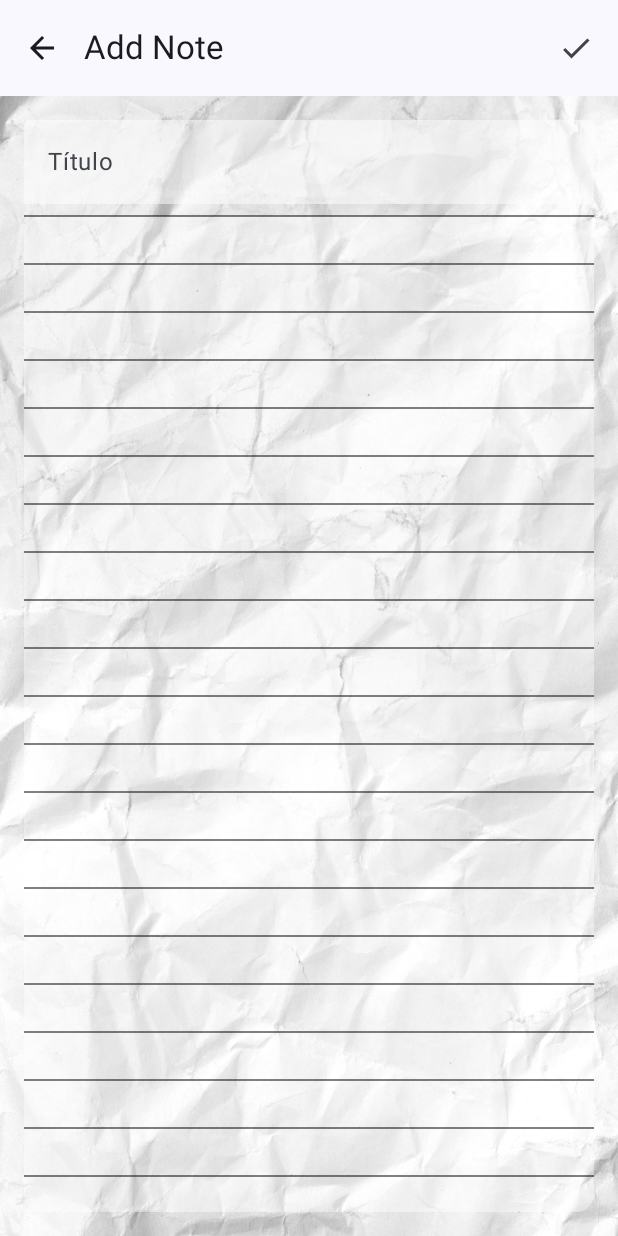
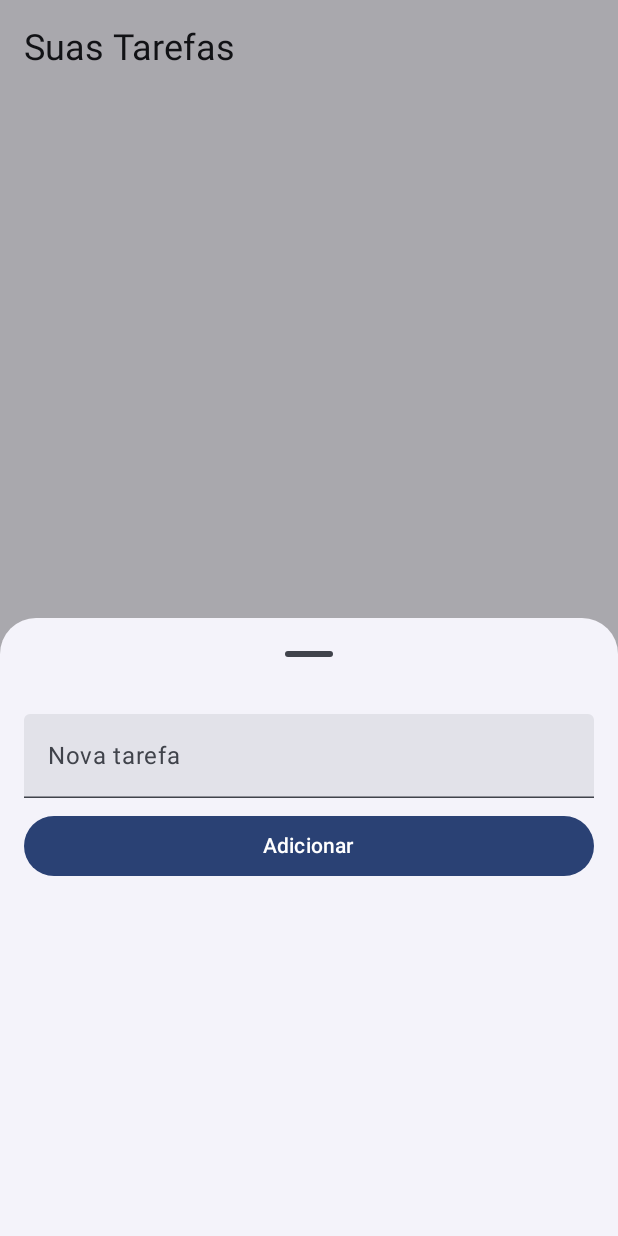
Before and after one commit to Kamilly-code/Clouddy, an Android app built with Jetpack Compose: the screen it shows after launch (MainActivity), after a tap on "Botón de acción flotante de nube", on a phone screen of 412 x 824 dp. Run offline under Robolectric (Android 15) with nearby library versions, the phone set to English and light mode, and no system bars; our stand-ins replace Dagger/Hilt's generated code, Room's generated code, livedata-compose; Roboto replaces fonts that are not available here.

Commit message:
ToDo: Inyectando dependencias en los screen's del toDO

```diff
--- a/app/src/main/java/com/clouddy/application/core/utils/constants.kt
+++ b/app/src/main/java/com/clouddy/application/core/utils/constants.kt
@@ -1,3 +1,4 @@
 package com.clouddy.application.core.utils
 
 const val DATABASE_NOTE = "note_database"
+const val DATABASE_TASK = "task_database"
--- /dev/null
+++ b/app/src/main/java/com/clouddy/application/data/local/dao/TaskDao.kt
@@ -0,0 +1,25 @@
+package com.clouddy.application.data.local.dao
+
+
+import androidx.room.Dao
+import androidx.room.Delete
+import androidx.room.Insert
+import androidx.room.OnConflictStrategy
+import androidx.room.Query
+import com.clouddy.application.data.local.entity.Task
+import kotlinx.coroutines.flow.Flow
+
+
+@Dao
+interface TaskDao {
+
+    @Insert(onConflict = OnConflictStrategy.Companion.REPLACE)
+    suspend fun insert(task: Task)
+
+    @Delete
+    suspend fun delete(task: Task)
+
+    @Query("SELECT * FROM task_table")
+    fun getAllTasks(): Flow<List<Task>>
+
+}
--- /dev/null
+++ b/app/src/main/java/com/clouddy/application/data/local/db/TaskDatabase.kt
@@ -0,0 +1,11 @@
+package com.clouddy.application.data.local.db
+
+import androidx.room.Database
+import androidx.room.RoomDatabase
+import com.clouddy.application.data.local.dao.TaskDao
+import com.clouddy.application.data.local.entity.Task
+
+@Database(entities = [Task::class], version = 1, exportSchema = false)
+abstract class TaskDatabase : RoomDatabase() {
+    abstract fun taskDao(): TaskDao
+}
--- /dev/null
+++ b/app/src/main/java/com/clouddy/application/data/local/entity/Task.kt
@@ -0,0 +1,11 @@
+package com.clouddy.application.data.local.entity
+
+import androidx.room.ColumnInfo
+import androidx.room.Entity
+import androidx.room.PrimaryKey
+
+@Entity(tableName = "task_table")
+data class Task(
+    @PrimaryKey(autoGenerate = true) val id: Int = 0,
+    @ColumnInfo(name = "task") val task: String
+)
--- /dev/null
+++ b/app/src/main/java/com/clouddy/application/data/local/repository/TaskRepository.kt
@@ -0,0 +1,13 @@
+package com.clouddy.application.data.local.repository
+
+import com.clouddy.application.data.local.dao.TaskDao
+import com.clouddy.application.data.local.entity.Task
+import javax.inject.Inject
+
+class TaskRepository @Inject constructor(private val dao: TaskDao) {
+    val tasks = dao.getAllTasks()
+
+    suspend fun insert(task: Task) = dao.insert(task)
+    suspend fun delete(task: Task) = dao.delete(task)
+
+}
--- /dev/null
+++ b/app/src/main/java/com/clouddy/application/di/DbModuleTask.kt
@@ -0,0 +1,33 @@
+package com.clouddy.application.di
+
+import android.content.Context
+import androidx.room.Room
+import com.clouddy.application.core.utils.DATABASE_TASK
+import com.clouddy.application.data.local.dao.TaskDao
+import com.clouddy.application.data.local.db.TaskDatabase
+import dagger.Module
+import dagger.Provides
+import dagger.hilt.InstallIn
+import dagger.hilt.android.qualifiers.ApplicationContext
+import dagger.hilt.components.SingletonComponent
+import javax.inject.Singleton
+import kotlin.jvm.java
+
+@Module
+@InstallIn(SingletonComponent::class)
+object DbModuleTask {
+
+    @Provides
+    @Singleton
+    fun provideDatabaseTask(@ApplicationContext context : Context): TaskDatabase {
+        return Room.databaseBuilder(
+            context,
+            TaskDatabase::class.java,
+            DATABASE_TASK
+        ).build()
+    }
+
+    @Provides
+    fun provideDaoTask(database: TaskDatabase) : TaskDao = database.taskDao()
+
+}
--- a/app/src/main/java/com/clouddy/application/ui/MainActivity.kt
+++ b/app/src/main/java/com/clouddy/application/ui/MainActivity.kt
@@ -4,7 +4,7 @@ import android.os.Bundle
 import androidx.activity.ComponentActivity
 import androidx.activity.compose.setContent
 import androidx.activity.enableEdgeToEdge
-import com.clouddy.application.ui.screen.notes.NotesApp
+import com.clouddy.application.ui.screen.toDo.screen.TaskScreen
 import com.example.clouddy.ui.theme.ClouddyTheme
 import dagger.hilt.android.AndroidEntryPoint
 
@@ -15,7 +15,8 @@ class MainActivity : ComponentActivity() {
         enableEdgeToEdge()
         setContent {
             ClouddyTheme {
-                NotesApp()
+               // NotesApp()
+                TaskScreen()
             }
         }
     }
--- /dev/null
+++ b/app/src/main/java/com/clouddy/application/ui/screen/toDo/screen/TaskScreen.kt
@@ -0,0 +1,163 @@
+package com.clouddy.application.ui.screen.toDo.screen
+
+import androidx.compose.foundation.layout.Arrangement
+import androidx.compose.foundation.layout.Box
+import androidx.compose.foundation.layout.Column
+import androidx.compose.foundation.layout.Row
+import androidx.compose.foundation.layout.Spacer
+import androidx.compose.foundation.layout.fillMaxHeight
+import androidx.compose.foundation.layout.fillMaxSize
+import androidx.compose.foundation.layout.fillMaxWidth
+import androidx.compose.foundation.layout.height
+import androidx.compose.foundation.layout.padding
+import androidx.compose.foundation.lazy.LazyColumn
+import androidx.compose.foundation.lazy.items
+import androidx.compose.foundation.shape.RoundedCornerShape
+import androidx.compose.material.icons.Icons
+import androidx.compose.material.icons.filled.Delete
+import androidx.compose.material3.Button
+import androidx.compose.material3.Card
+import androidx.compose.material3.CardDefaults
+import androidx.compose.material3.ExperimentalMaterial3Api
+import androidx.compose.material3.Icon
+import androidx.compose.material3.IconButton
+import androidx.compose.material3.MaterialTheme
+import androidx.compose.material3.ModalBottomSheet
+import androidx.compose.material3.Scaffold
+import androidx.compose.material3.Text
+import androidx.compose.material3.TextField
+import androidx.compose.material3.rememberModalBottomSheetState
+import androidx.compose.runtime.Composable
+import androidx.compose.runtime.getValue
+import androidx.compose.runtime.livedata.observeAsState
+import androidx.compose.runtime.mutableStateOf
+import androidx.compose.runtime.remember
+import androidx.compose.runtime.setValue
+import androidx.compose.ui.Alignment
+import androidx.compose.ui.Modifier
+import androidx.compose.ui.unit.dp
+import androidx.hilt.navigation.compose.hiltViewModel
+import com.clouddy.application.ui.screen.notes.components.CloudFABImage
+import com.clouddy.application.ui.screen.toDo.viewModel.TaskViewModel
+import com.example.clouddy.ui.theme.ClouddyTheme
+
+@OptIn(ExperimentalMaterial3Api::class)
+@Composable
+fun TaskScreen(){
+    val viewModel: TaskViewModel = hiltViewModel()
+    val tasks by viewModel.tasks.observeAsState(emptyList())
+
+    var showAddTaskSheet by remember { mutableStateOf(false) }
+    var newTaskText by remember { mutableStateOf("") }
+
+    val sheetState = rememberModalBottomSheetState(skipPartiallyExpanded = false)
+
+    ClouddyTheme {
+        Scaffold(
+            content = { paddingValues ->
+                Box(modifier = Modifier.fillMaxSize()) {
+                    Column(
+                        modifier = Modifier
+                            .fillMaxSize()
+                            .padding(paddingValues)
+                            .padding(16.dp)
+                    ) {
+
+                        Text(
+                            text = "Suas Tarefas",
+                            style = MaterialTheme.typography.headlineSmall,
+                            modifier = Modifier.padding(bottom = 16.dp)
+                        )
+
+                        LazyColumn {
+                            items(tasks, key = { it.id }) { task ->
+                                Card(
+                                    modifier = Modifier
+                                        .fillMaxWidth()
+                                        .padding(vertical = 4.dp),
+                                    shape = RoundedCornerShape(16.dp),
+                                    elevation = CardDefaults.cardElevation(4.dp),
+                                    colors = CardDefaults.cardColors(
+                                        containerColor = MaterialTheme.colorScheme.surfaceVariant
+                                    )
+                                ) {
+                                    Row(
+                                        horizontalArrangement = Arrangement.SpaceBetween,
+                                        verticalAlignment = Alignment.CenterVertically,
+                                        modifier = Modifier
+                                            .fillMaxWidth()
+                                            .padding(16.dp)
+                                    ) {
+                                        Text(
+                                            text = task.task,
+                                            modifier = Modifier.weight(1f),
+                                            maxLines = 1,
+                                            style = MaterialTheme.typography.bodyLarge
+                                        )
+                                        IconButton(onClick = { viewModel.removeTask(task) }) {
+                                            Icon(
+                                                Icons.Default.Delete,
+                                                contentDescription = "Remover tarefa"
+                                            )
+                                        }
+                                    }
+                                }
+                            }
+                        }
+                    }
+
+                    Box(
+                        modifier = Modifier
+                            .fillMaxSize()
+                            .padding(16.dp),
+                        contentAlignment = Alignment.BottomEnd
+                    ) {
+                        CloudFABImage(
+                            onClick = { showAddTaskSheet = true }
+                        )
+                    }
+
+                    // Bottom sheet para adicionar nova tarefa
+                    if (showAddTaskSheet) {
+                        ModalBottomSheet(
+                            onDismissRequest = { showAddTaskSheet = false },
+                            sheetState = sheetState,
+                            shape = RoundedCornerShape(topStart = 24.dp, topEnd = 24.dp),
+                            tonalElevation = 4.dp,
+                            modifier = Modifier.fillMaxHeight()
+                        ) {
+                            Column(
+                                modifier = Modifier
+                                    .fillMaxWidth()
+                                    .padding(16.dp)
+                            ) {
+                                TextField(
+                                    value = newTaskText,
+                                    onValueChange = { newTaskText = it },
+                                    label = { Text("Nova tarefa") },
+                                    modifier = Modifier.fillMaxWidth()
+                                )
+                                Spacer(modifier = Modifier.height(8.dp))
+                                Button(
+                                    onClick = {
+                                        if (newTaskText.isNotBlank()) {
+                                            viewModel.addTask(newTaskText)
+                                            newTaskText = ""
+                                            showAddTaskSheet = false
+                                        }
+                                    },
+                                    modifier = Modifier.fillMaxWidth()
+                                ) {
+                                    Text("Adicionar")
+                                }
+                            }
+                        }
+                    }
+
+                }
+
+
+            }
+        )
+    }
+}
--- /dev/null
+++ b/app/src/main/java/com/clouddy/application/ui/screen/toDo/viewModel/TaskViewModel.kt
@@ -0,0 +1,28 @@
+package com.clouddy.application.ui.screen.toDo.viewModel
+
+import androidx.lifecycle.ViewModel
+import androidx.lifecycle.asLiveData
+import androidx.lifecycle.viewModelScope
+import com.clouddy.application.data.local.entity.Task
+import com.clouddy.application.data.local.repository.TaskRepository
+import dagger.hilt.android.lifecycle.HiltViewModel
+import kotlinx.coroutines.launch
+import javax.inject.Inject
+
+@HiltViewModel
+class TaskViewModel @Inject constructor(private val repository : TaskRepository) : ViewModel(){
+    val tasks = repository.tasks.asLiveData()
+
+    fun addTask(name: String){
+        viewModelScope.launch {
+            repository.insert(Task(task = name))
+        }
+    }
+
+    fun removeTask(task: Task) {
+        viewModelScope.launch {
+            repository.delete(task)
+        }
+    }
+
+}
```
